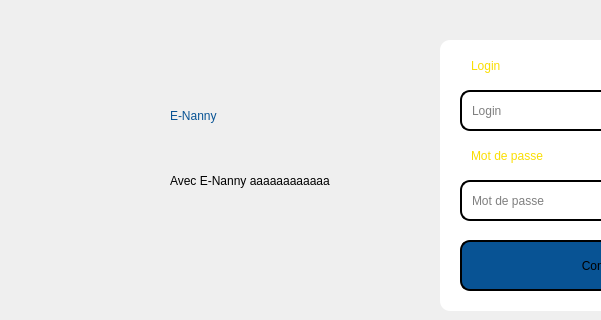
First picture: the form in gestion des personnes d'aides/dialog1.ui, repository yanni2302/smart_parental_monitoring_2A22, before the edit; both pictures show x 0 to 601 and y 120 to 440 of the 955 by 659 pixel window.
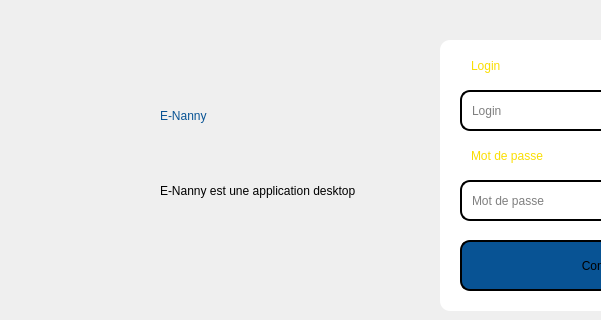
Second picture: the form after the edit.

```diff
--- a/gestion des personnes d'aides/dialog1.ui
+++ b/gestion des personnes d'aides/dialog1.ui
@@ -157,7 +157,7 @@
   <widget class="QLabel" name="label">
    <property name="geometry">
     <rect>
-     <x>170</x>
+     <x>160</x>
      <y>190</y>
      <width>171</width>
      <height>91</height>
@@ -175,17 +175,17 @@
   <widget class="QLabel" name="label_2">
    <property name="geometry">
     <rect>
-     <x>170</x>
+     <x>160</x>
      <y>250</y>
-     <width>261</width>
-     <height>101</height>
+     <width>361</width>
+     <height>121</height>
     </rect>
    </property>
    <property name="styleSheet">
     <string notr="true">font: 10pt &quot;MS Shell Dlg 2&quot;;</string>
    </property>
    <property name="text">
-    <string>Avec E-Nanny aaaaaaaaaaaa</string>
+    <string>E-Nanny est une application desktop</string>
    </property>
   </widget>
  </widget>
```
